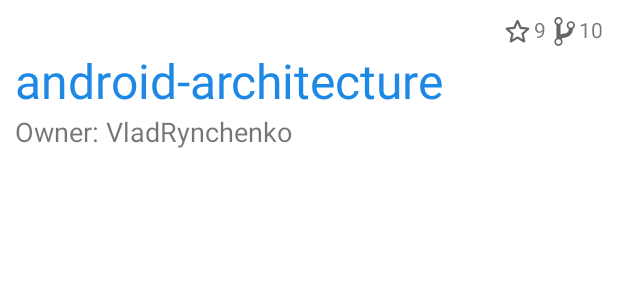
After one commit to VladRynchenko/Github-App, an Android app: the layout fragment_repo.xml on its own in the app's theme, with its tools: preview values and no code run, on a phone screen of 412 x 824 dp. The commit adds this screen. Shown: the top 300 px of the screen. Run offline under Robolectric (Android 15) with nearby library versions, the phone set to English and light mode, and no system bars; network calls fail.

Commit message:
Add showing repo detail on a separate screen

```diff
--- a/app/src/main/java/com/example/githubapp/BindingAdapter.kt
+++ b/app/src/main/java/com/example/githubapp/BindingAdapter.kt
@@ -27,3 +27,9 @@ fun roundCount(view: TextView, int: Int) {
         else -> numberFormat.format(int.toFloat() / 1000000) + view.context.getString(R.string.millions)
     }
 }
+
+@BindingAdapter("app:bindLanguage")
+fun bindLanguage(view: TextView, language: String?) {
+    view.visibility = if (language.isNullOrEmpty()) View.GONE else View.VISIBLE
+    view.text = view.resources.getString(R.string.language, language)
+}
--- a/app/src/main/java/com/example/githubapp/di/AppComponent.kt
+++ b/app/src/main/java/com/example/githubapp/di/AppComponent.kt
@@ -3,8 +3,6 @@ package com.example.githubapp.di
 import android.content.Context
 import com.example.githubapp.main.MainActivity
 import com.example.githubapp.auth.LoginComponent
-import com.example.githubapp.di.profile.UserComponent
-import com.example.githubapp.profile.ProfileFragment
 import com.example.githubapp.repository.StorageModule
 import com.example.githubapp.viewmodels.ViewModelFactoryModule
 import dagger.BindsInstance
--- a/app/src/main/java/com/example/githubapp/di/AppSubcomponent.kt
+++ b/app/src/main/java/com/example/githubapp/di/AppSubcomponent.kt
@@ -1,7 +1,6 @@
 package com.example.githubapp.di
 
 import com.example.githubapp.auth.LoginComponent
-import com.example.githubapp.di.profile.UserComponent
 import dagger.Module
 
 @Module(subcomponents = [LoginComponent::class, UserComponent::class])
--- a/app/src/main/java/com/example/githubapp/di/profile/UserComponent.kt
+++ b/app/src/main/java/com/example/githubapp/di/UserComponent.kt
@@ -1,8 +1,9 @@
-package com.example.githubapp.di.profile
+package com.example.githubapp.di
 
 import android.content.Context
 import com.example.githubapp.repos.ReposFragment
 import com.example.githubapp.profile.ProfileFragment
+import com.example.githubapp.repo.RepoFragment
 import dagger.BindsInstance
 import dagger.Subcomponent
 
@@ -16,5 +17,6 @@ interface UserComponent {
 
     fun inject(fragment: ProfileFragment)
     fun inject(fragment: ReposFragment)
+    fun inject(fragment: RepoFragment)
 
 }
--- a/app/src/main/java/com/example/githubapp/models/Repos.kt
+++ b/app/src/main/java/com/example/githubapp/models/Repos.kt
@@ -6,6 +6,7 @@ data class Repos(
     val name: String,
     val description: String?,
     val url: String,
+    val owner: UserData,
     val stars: Int,
     val forks: Int,
     val language: String?
--- a/app/src/main/java/com/example/githubapp/repository/ProfileRepository.kt
+++ b/app/src/main/java/com/example/githubapp/repository/ProfileRepository.kt
@@ -29,4 +29,8 @@ class ProfileRepository @Inject constructor(
     fun getStarredList(): Single<List<Repos>> {
         return retrofit.getStarred()
     }
+
+    fun getRepo(owner: String, name: String): Single<Repos> {
+        return retrofit.getRepo(owner, name)
+    }
 }
--- a/app/src/main/res/layout/fragment_profile.xml
+++ b/app/src/main/res/layout/fragment_profile.xml
@@ -142,12 +142,12 @@
             android:layout_marginStart="5dp"
             android:src="@drawable/ic_round_star_outline_24"
             app:layout_constraintBottom_toBottomOf="@+id/textFollowing"
-            app:layout_constraintEnd_toStartOf="@+id/counterStar"
+            app:layout_constraintEnd_toStartOf="@+id/starCounter"
             app:layout_constraintHorizontal_bias="0.5"
             app:layout_constraintStart_toEndOf="@+id/textFollowing" />
 
         <TextView
-            android:id="@+id/counterStar"
+            android:id="@+id/starCounter"
             style="@style/ProfileBoltTextSize"
             android:layout_width="wrap_content"
             android:layout_height="wrap_content"
--- /dev/null
+++ b/app/src/main/res/layout/fragment_repo.xml
@@ -0,0 +1,99 @@
+<?xml version="1.0" encoding="utf-8"?>
+<layout xmlns:android="http://schemas.android.com/apk/res/android"
+    xmlns:app="http://schemas.android.com/apk/res-auto"
+    xmlns:tools="http://schemas.android.com/tools">
+
+    <data>
+
+        <variable
+            name="viewModel"
+            type="com.example.githubapp.repo.RepoViewModel" />
+    </data>
+
+    <androidx.constraintlayout.widget.ConstraintLayout
+        android:layout_width="match_parent"
+        android:layout_height="match_parent"
+        android:padding="10dp">
+
+        <ImageView
+            android:id="@+id/starImage"
+            android:layout_width="wrap_content"
+            android:layout_height="wrap_content"
+            android:src="@drawable/ic_round_star_outline_24"
+            app:layout_constraintEnd_toStartOf="@+id/starCounter"
+            app:layout_constraintHorizontal_bias="1.0"
+            app:layout_constraintHorizontal_chainStyle="packed"
+            app:layout_constraintStart_toStartOf="parent"
+            app:layout_constraintTop_toTopOf="parent" />
+
+        <TextView
+            android:id="@+id/starCounter"
+            android:layout_width="wrap_content"
+            android:layout_height="wrap_content"
+            app:layout_constraintEnd_toStartOf="@+id/forksImage"
+            app:layout_constraintHorizontal_bias="0.5"
+            app:layout_constraintStart_toEndOf="@+id/starImage"
+            app:layout_constraintTop_toTopOf="parent"
+            app:roundingCount="@{viewModel.repo.stars}"
+            tools:text="9" />
+
+        <ImageView
+            android:id="@+id/forksImage"
+            android:layout_width="wrap_content"
+            android:layout_height="wrap_content"
+            android:src="@drawable/ic_git_branch"
+            app:layout_constraintEnd_toStartOf="@+id/forksCounter"
+            app:layout_constraintHorizontal_bias="0.5"
+            app:layout_constraintStart_toEndOf="@+id/starCounter"
+            app:layout_constraintTop_toTopOf="parent" />
+
+        <TextView
+            android:id="@+id/forksCounter"
+            android:layout_width="wrap_content"
+            android:layout_height="wrap_content"
+            app:layout_constraintEnd_toEndOf="parent"
+            app:layout_constraintHorizontal_bias="0.5"
+            app:layout_constraintStart_toEndOf="@+id/forksImage"
+            app:layout_constraintTop_toTopOf="parent"
+            app:roundingCount="@{viewModel.repo.forks}"
+            tools:text="10" />
+
+
+        <TextView
+            android:id="@+id/repo_name"
+            android:layout_width="0dp"
+            android:layout_height="wrap_content"
+            android:text="@{viewModel.repo.name}"
+            android:textColor="@color/primaryTextColor"
+            android:textSize="@dimen/repo_item_size"
+            app:layout_constraintEnd_toEndOf="parent"
+            app:layout_constraintStart_toStartOf="parent"
+            app:layout_constraintTop_toBottomOf="@+id/starImage"
+            tools:text="android-architecture" />
+
+        <TextView
+            android:id="@+id/owner"
+            android:layout_width="match_parent"
+            android:layout_height="0dp"
+            android:text="@{viewModel.repo.owner.login}"
+            android:textSize="18sp"
+            app:layout_constraintTop_toBottomOf="@id/repo_name"
+            tools:text="Owner: VladRynchenko" />
+
+        <TextView
+            android:id="@+id/description"
+            android:layout_width="match_parent"
+            android:layout_height="wrap_content"
+            android:text="@{viewModel.repo.description}"
+            android:textSize="@dimen/repo_description_size"
+            app:layout_constraintTop_toBottomOf="@id/owner"
+            tools:text="" />
+
+        <TextView
+            android:layout_width="match_parent"
+            android:layout_height="wrap_content"
+            app:bindLanguage="@{viewModel.repo.language}"
+            app:layout_constraintTop_toBottomOf="@id/description" />
+
+    </androidx.constraintlayout.widget.ConstraintLayout>
+</layout>
--- a/app/src/main/res/values-night/themes.xml
+++ b/app/src/main/res/values-night/themes.xml
@@ -3,7 +3,7 @@
     <style name="Theme.GithubApp" parent="Theme.MaterialComponents.DayNight.NoActionBar">
         <!-- Primary brand color. -->
         <item name="colorPrimary">@color/primaryColor</item>
-        <item name="colorPrimaryVariant">@color/primaryLightColor</item>
+        <item name="colorPrimaryVariant">@color/primaryDarkColor</item>
         <item name="colorOnPrimary">@color/primaryTextColor</item>
         <!-- Secondary brand color. -->
         <item name="colorSecondary">@color/secondaryColor</item>
--- a/app/src/main/res/values/colors.xml
+++ b/app/src/main/res/values/colors.xml
@@ -1,10 +1,10 @@
 <!--?xml version="1.0" encoding="UTF-8"?-->
 <resources>
-  <color name="primaryColor">#424242</color>
+  <color name="primaryColor">#656565</color>
   <color name="primaryLightColor">#E3E3E3</color>
   <color name="primarySupportColor">#D8D8D8</color>
-  <color name="primaryDarkColor">#1b1b1b</color>
-  <color name="secondaryColor">#4caf50</color>
+  <color name="primaryDarkColor">#434343</color>
+  <color name="secondaryColor">#64AA63</color>
   <color name="secondaryLightColor">#80e27e</color>
   <color name="secondaryDarkColor">#087f23</color>
   <color name="primaryTextColor">#1e88e5</color>
--- a/app/src/main/res/values/dimens.xml
+++ b/app/src/main/res/values/dimens.xml
@@ -1,5 +1,4 @@
-<?xml version="1.0" encoding="utf-8"?>
-<!--
+<?xml version="1.0" encoding="utf-8"?><!--
   ~ Copyright (C) 2018 The Android Open Source Project
   ~
   ~ Licensed under the Apache License, Version 2.0 (the "License");
@@ -18,7 +17,8 @@
 <resources>
     <dimen name="row_item_margin_vertical">12dp</dimen>
     <dimen name="row_item_margin_horizontal">12dp</dimen>
-    <dimen name="repo_name_size">24sp</dimen>
+    <dimen name="repo_item_name_size">24sp</dimen>
+    <dimen name="repo_item_size">32sp</dimen>
     <dimen name="repo_description_size">16sp</dimen>
     <dimen name="repo_icon_size">24dp</dimen>
     <dimen name="loading_progress_bar_size">36dp</dimen>
```
Also changed, not shown: app/src/main/java/com/example/githubapp/api/GitHubApi.kt (+8 -2 lines), app/src/main/java/com/example/githubapp/repo/RepoFragment.kt (added, +47 -0 lines), app/src/main/java/com/example/githubapp/repo/RepoViewModel.kt (added, +29 -0 lines), app/src/main/java/com/example/githubapp/repos/ReposFragment.kt (+8 -2 lines), app/src/main/java/com/example/githubapp/repos/ReposRecycleView.kt (+7 -3 lines), app/src/main/java/com/example/githubapp/repos/ViewHolders.kt (+3 -11 lines), app/src/main/java/com/example/githubapp/viewmodels/VIewModelFactoryModule.kt (+9 -3 lines), app/src/main/res/layout/repo_view_item.xml (+8 -1 lines), app/src/main/res/navigation/navigation.xml (+20 -3 lines).
